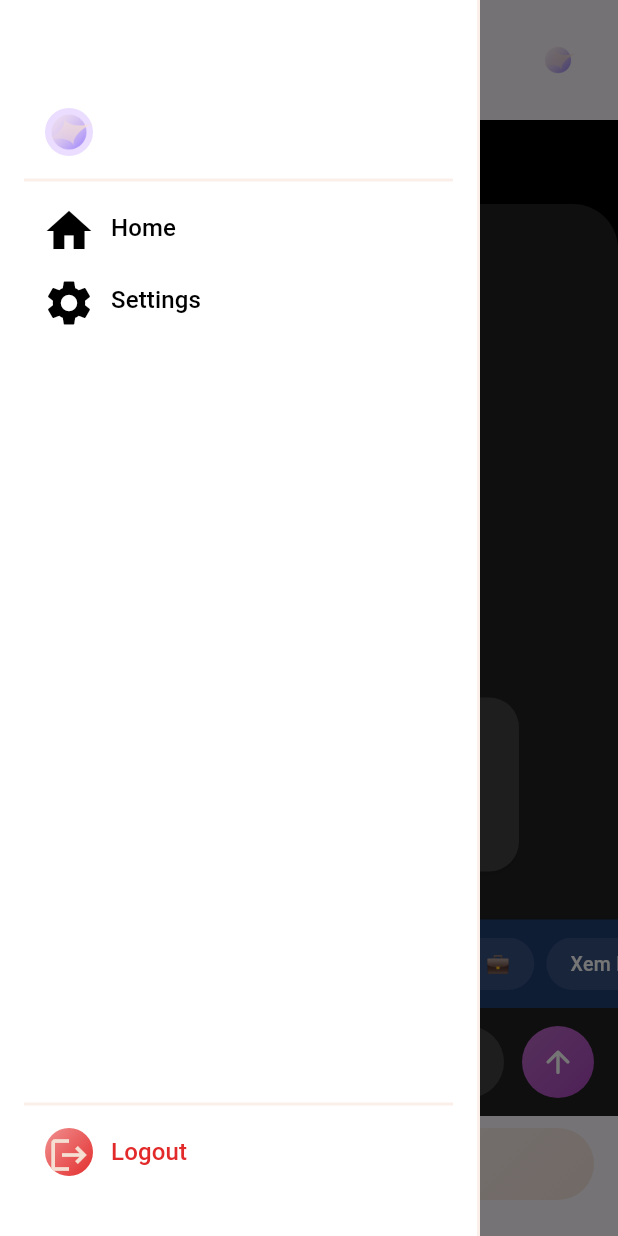
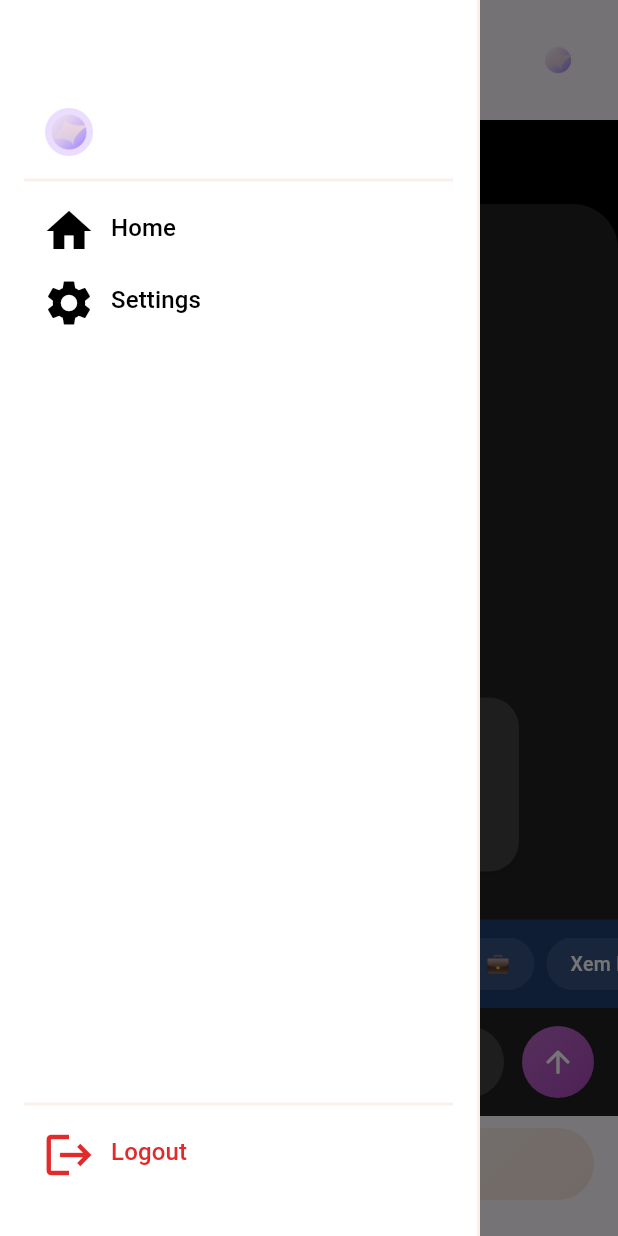
Before and after one commit to hoangtrieuVN39/StarGazer, a Flutter app: the HomeContainer screen opened directly, tab 2 chosen, with the side drawer open, on a phone screen of 412 x 824 dp. Run offline on Flutter 3.47's test engine with Material 3 defaults, Android fonts, the phone set to English and light mode, and no system bars; our stand-ins replace bloc, camera, cloud_firestore, equatable, firebase_auth, firebase_core and 10 more; missing offline and left inert: tflite_flutter; accounts and stored records are empty.

Commit message:
logout ui

```diff
--- a/lib/features/home/presentation/home_container.dart
+++ b/lib/features/home/presentation/home_container.dart
@@ -194,19 +194,12 @@ class _HomeContainerState extends State<HomeContainer> {
             ),
             Divider(color: AppColors.rice(0.5), thickness: 2),
             _sidebarItem(
-              Container(
-                padding: EdgeInsets.all(4),
-                decoration: BoxDecoration(
-                  shape: BoxShape.circle,
-                  gradient: LinearGradient(
-                    colors: [AppColors.red(0.5), AppColors.red(1.0)],
-                    begin: Alignment.topLeft,
-                    end: Alignment.bottomRight,
-                  ),
-                ),
-                child: Icon(Icons.logout, color: AppColors.rice(1.0), size: 28),
+              Icon(
+                Icons.logout,
+                color: AppColors.red(1.0),
+                size: 36,
               ),
-              'Logout',
+              text == 0 ? 'Logout' : 'Đăng xuất',
               () {
                 homeBloc.add(HomeEvent.logoutPressed());
               },
```
